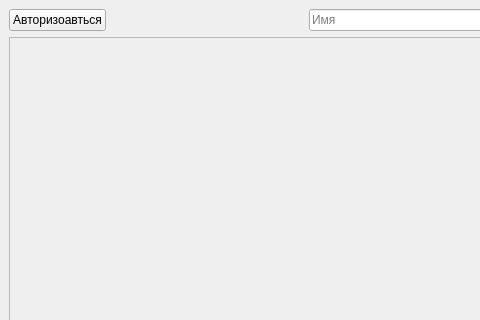
The window that client/gui/main_menu.ui (igorechek06/pyQuiz) describes before a commit, drawn with Qt 5; both pictures show x 0 to 480 and y 0 to 320 of the 600 by 850 pixel window.
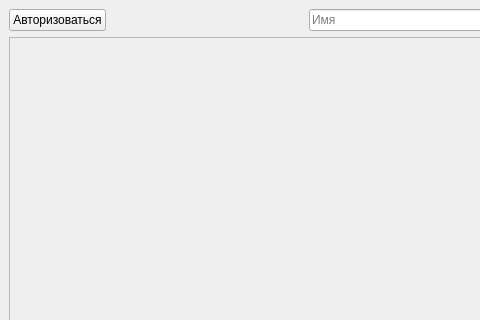
The same window after the commit. Icons and pictures are not drawn.

What changed in the file:
```diff
--- a/client/gui/main_menu.ui
+++ b/client/gui/main_menu.ui
@@ -36,7 +36,10 @@
       <item>
        <widget class="QPushButton" name="authButton">
         <property name="text">
-         <string>Авторизоавться</string>
+         <string>Авторизоваться</string>
+        </property>
+        <property name="autoDefault">
+         <bool>false</bool>
         </property>
        </widget>
       </item>
```
Left out of the diff: 18 changed lines with no effect on the pictures.
